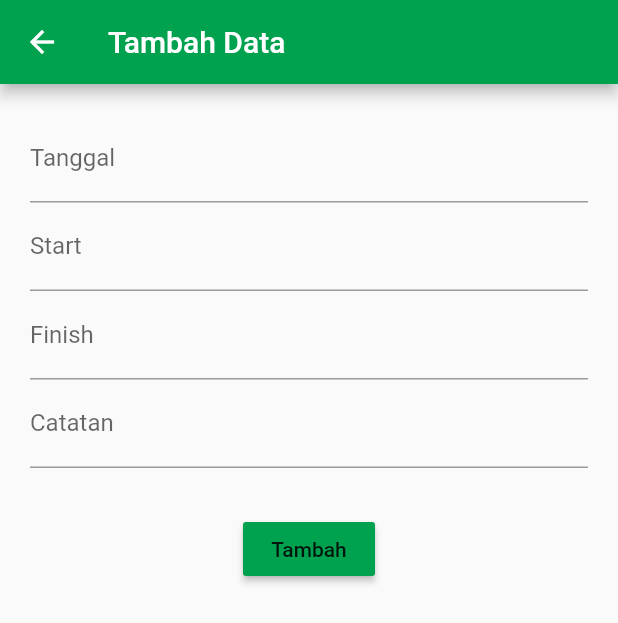
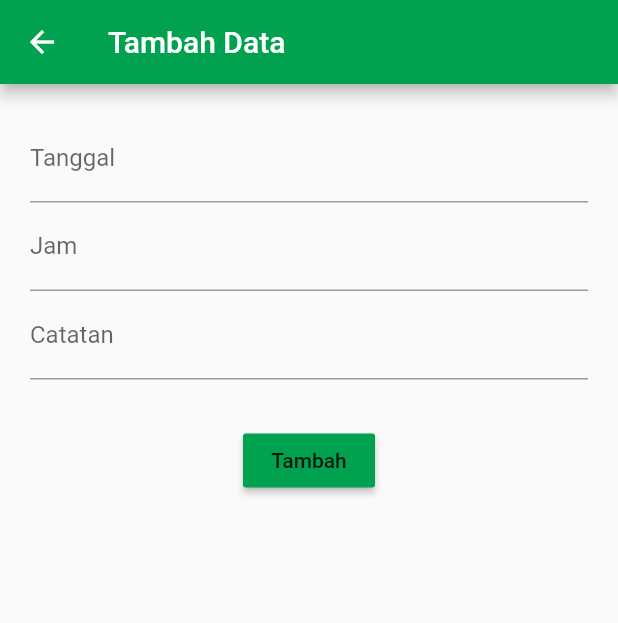
Before and after one commit to yudanantoos/catatan-lembur, a Flutter app: the App screen opened by its route, on a phone screen of 412 x 824 dp. Shown: the top 623 px of the screen. Run offline on Flutter 3.47's test engine with Material 2 defaults, Android fonts, the phone set to English and light mode, and no system bars; drawn by our look-alikes of datetime_picker_formfield; our stand-ins replace numberpicker, sqflite; accounts and stored records are empty.

Commit message:
just save

```diff
--- a/lib/control/form_logic.dart
+++ b/lib/control/form_logic.dart
@@ -1,81 +1,13 @@
 import 'package:flutter/material.dart';
-import 'package:datetime_picker_formfield/datetime_picker_formfield.dart';
-import 'package:intl/intl.dart';
-import 'package:catatan_lembur/res/my_colors.dart';
 
 class FormLogic {
 
-  final _ctrlDateTime = TextEditingController();
-  final _ctrlStartHours = TextEditingController();
-  final _ctrlFinishHours = TextEditingController();
-  final _ctrlNote = TextEditingController();
+  double _startHours, _finishHours, _getHours;
+
+  set startHours(double startHours) => _startHours = startHours;
+
+  set finishHours(double finishHours) => _finishHours = finishHours;
 
 
-  static dateField() {
-    final format = DateFormat('dd/MM/yyyy');
-    return  DateTimeField(
-        decoration: InputDecoration(
-          labelText: 'Tanggal',
-          hintText: 'Tanggal Lembur',
-        ),
-        format: format,
-        onShowPicker: (context, currentValue) {
-          return showDatePicker(
-              context: context,
-              initialDate: currentValue ?? DateTime.now(),
-              firstDate: DateTime(1900),
-              lastDate: DateTime(2100));
-        });
-  }
 
-  static startHourField() {
-    final format = DateFormat('HH:mm');
-    return DateTimeField(
-        decoration: InputDecoration(
-          labelText: 'Start',
-          hintText: 'Dari Jam',
-        ),
-        format: format,
-        onShowPicker: (context, currentValue) async {
-          final time = await showTimePicker(
-              context: context,
-              initialTime:
-              TimeOfDay.fromDateTime(currentValue ?? DateTime.now()));
-          return DateTimeField.convert(time);
-        });
-  }
-
-  static finishHourField() {
-    final format = DateFormat('HH:mm');
-    return DateTimeField(
-        decoration: InputDecoration(
-          labelText: 'Finish',
-          hintText: 'Sampai Jam',
-        ),
-        format: format,
-        onShowPicker: (context, currentValue) async {
-          final time = await showTimePicker(
-              context: context,
-              initialTime:
-              TimeOfDay.fromDateTime(currentValue ?? DateTime.now()));
-          return DateTimeField.convert(time);
-        });
-  }
-
-  static noteField() {
-    return TextFormField(
-      decoration: InputDecoration(
-        labelText: 'Catatan',
-        hintText: 'Catatan Pekerjaan',
-      ),
-    );
-  }
-
-  static registerButton() {
-    return RaisedButton(
-      color: Color(MyColors.button),
-      onPressed: ()  {},
-      child: Text('Tambah'),
-    );
-  }
 }
--- /dev/null
+++ b/lib/control/my_logic.dart
@@ -0,0 +1,5 @@
+
+
+class MyLogic {
+
+}
--- a/lib/model/cat.dart
+++ b/lib/model/cat.dart
@@ -1,12 +1,13 @@
 class Cat {
   int id;
-  double actHours, totalHours;
+  double actHours, totalHours, overtimePay;
   String dateTime, note;
 
   static const tblCats = 'cats';
   static const colId = 'id';
   static const colActHours = 'act_hours';
   static const colTotalHours = 'total_hours';
+  static const colOvertimePay = 'overtime_pay';
   static const colDateTime = 'date_time';
   static const colNote = 'note';
 
@@ -16,6 +17,7 @@ class Cat {
     id = map[colId];
     actHours = map[colActHours];
     totalHours = map[colTotalHours];
+    overtimePay = map[colOvertimePay];
     dateTime = map[colDateTime];
     note = map[colNote];
   }
@@ -26,6 +28,7 @@ class Cat {
     var map = <String, dynamic>{
       colActHours: actHours,
       colTotalHours: totalHours,
+      colOvertimePay: overtimePay,
       colDateTime: dateTime,
       colNote: note
     };
--- a/lib/model/database_helper.dart
+++ b/lib/model/database_helper.dart
@@ -35,6 +35,7 @@ class DatabaseHelper {
         '${Cat.colId} INTEGER PRIMARY KEY AUTOINCREMENT,'
         '${Cat.colActHours} DOUBLE NOT NULL,'
         '${Cat.colTotalHours} DOUBLE NOT NULL,'
+        '${Cat.colOvertimePay} DOUBLE NOT NULL'
         '${Cat.colDateTime} TEXT NOT NULL,'
         '${Cat.colNote} TEXT NOT NULL)');
   }
--- a/lib/view/form_screen.dart
+++ b/lib/view/form_screen.dart
@@ -1,5 +1,8 @@
+import 'package:catatan_lembur/res/my_colors.dart';
+import 'package:datetime_picker_formfield/datetime_picker_formfield.dart';
 import 'package:flutter/material.dart';
-import 'package:catatan_lembur/control/form_logic.dart';
+import 'package:intl/intl.dart';
+import 'package:numberpicker/numberpicker.dart';
 
 
 class FormScreen extends StatefulWidget {
@@ -10,6 +13,10 @@ class FormScreen extends StatefulWidget {
 class _FormScreenState extends State<FormScreen> {
 
   final _formKey = GlobalKey<FormState>();
+  final _ctrlDateTime = TextEditingController();
+  final _ctrlStartHours = TextEditingController();
+  final _ctrlFinishHours = TextEditingController();
+  final _ctrlNote = TextEditingController();
 
   @override
   Widget build(BuildContext context) {
@@ -21,13 +28,12 @@ class _FormScreenState extends State<FormScreen> {
           // CHILDREN DARI COLUMN BERISI 4 BUAH OBJECT YANG AKAN DIRENDER,
           // YAKNI TextInput UNTUK NAME, EMAIL, PASSWORD DAN TOMBOL DAFTAR
           children: [
-            FormLogic.dateField(),
-            FormLogic.startHourField(),
-            FormLogic.finishHourField(),
-            FormLogic.noteField(),
+            dateField(),
+            hourField(),
+            noteField(),
             Container(
-              margin: EdgeInsets.only(top: 30.0, bottom: 30.0),
-              child: FormLogic.registerButton(),
+              margin: EdgeInsets.only(top: 30.0, bottom: 10.0),
+              child: registerButton(),
             ),
           ],
         ),
@@ -35,5 +41,57 @@ class _FormScreenState extends State<FormScreen> {
     );
   }
 
+  dateField() {
+    final format = DateFormat('dd/MM/yyyy');
+    return  DateTimeField(
+        decoration: InputDecoration(
+          labelText: 'Tanggal',
+          hintText: 'Tanggal Lembur',
+        ),
+        format: format,
+        onShowPicker: (context, currentValue) {
+          return showDatePicker(
+              context: context,
+              initialDate: currentValue ?? DateTime.now(),
+              firstDate: DateTime(1900),
+              lastDate: DateTime(2100));
+        });
+  }
 
+  hourField() {
+    double _nominal;
+
+    return TextFormField(
+      decoration: InputDecoration(
+        labelText: 'Jam',
+        hintText: 'Jam Lembur',
+      ),
+      onTap: (){
+        showDialog<double>(context: context,
+            builder: (BuildContext context){
+              return NumberPickerDialog.decimal(minValue: 1, maxValue: 12, initialDoubleValue: 1.0);
+            }).then((value) => setState(() => _nominal = value));
+      },
+      onSaved: (String value){
+        Text(_nominal.toString());
+      },
+    );
+  }
+
+  noteField() {
+    return TextFormField(
+      decoration: InputDecoration(
+        labelText: 'Catatan',
+        hintText: 'Catatan Pekerjaan',
+      ),
+    );
+  }
+
+  registerButton() {
+    return RaisedButton(
+      color: Color(MyColors.button),
+      onPressed: ()  {},
+      child: Text('Tambah'),
+    );
+  }
 }
```
